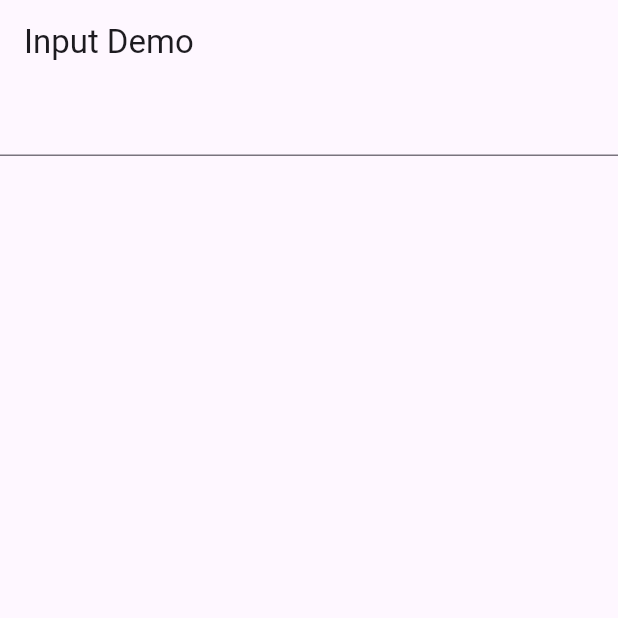
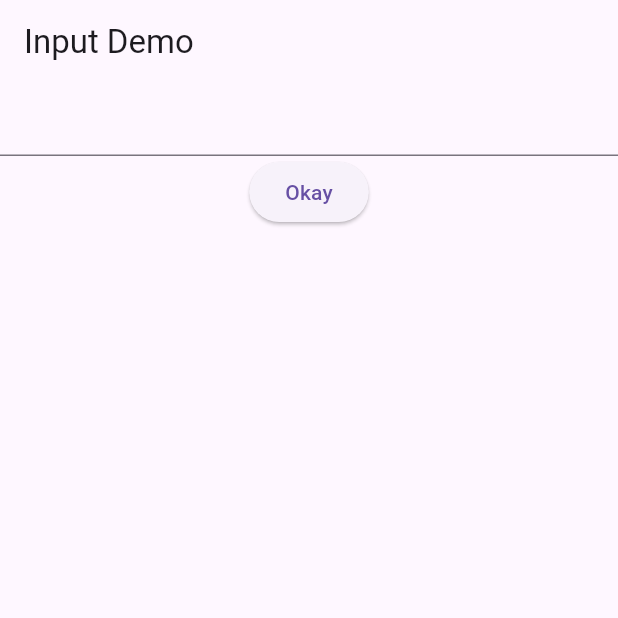
Before and after one commit to thanawatjanhan/flutter_application, a Flutter app: the screen it shows after launch, on a phone screen of 412 x 824 dp, the top half of it. Run offline on Flutter 3.47's test engine with Material 3 defaults, Android fonts, the phone set to English and light mode, and no system bars.

Commit message:
Update app to get input by button

```diff
--- a/lib/week04/input_demo.dart
+++ b/lib/week04/input_demo.dart
@@ -9,20 +9,22 @@ class InputDemo extends StatefulWidget {
 
 class _InputDemoState extends State<InputDemo> {
   String message = "";
+  TextEditingController tcName = TextEditingController();
 
-  void updateMessage(String str) {
+  void updateMessage() {
     setState(() {
-      message = str;
+      message = tcName.text;
     });
   }
 
   @override
   Widget build(BuildContext context) {
     return Scaffold(
-      appBar: AppBar(title: Text('Input Demo')),
+      appBar: AppBar(title: Text("Input Demo")),
       body: Column(
         children: [
-          TextField(onChanged: (String str) => updateMessage(str)),
+          TextField(controller: tcName),
+          ElevatedButton(onPressed: updateMessage, child: Text("Okay")),
           Text(message),
         ],
       ),
```
